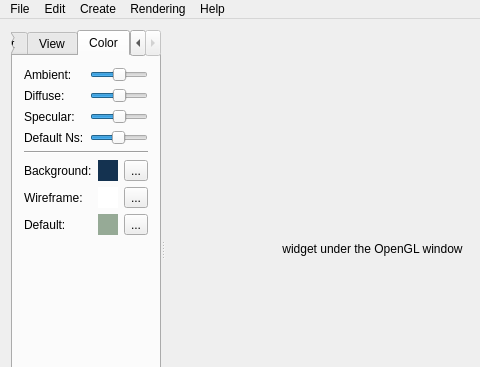
Qt form src/ui/main_window/main_window.ui (cppd/math) before a commit; both pictures show x 0 to 480 and y 0 to 367 of the 591 by 575 pixel window.
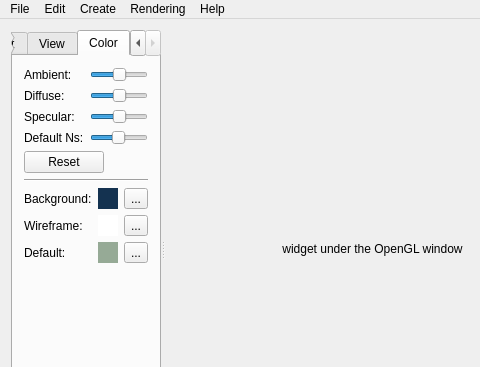
The same form after that commit. The open tabs and pages were chosen to show the change. Custom widgets are drawn as their Qt base class.

Commit message: edit the main window

What changed in the file:
```diff
--- a/src/ui/main_window/main_window.ui
+++ b/src/ui/main_window/main_window.ui
@@ -455,6 +455,30 @@
             </item>
            </layout>
           </item>
+          <item>
+           <layout class="QHBoxLayout" name="horizontalLayout_4">
+            <item>
+             <widget class="QPushButton" name="pushButton_ResetLighting">
+              <property name="text">
+               <string>Reset</string>
+              </property>
+             </widget>
+            </item>
+            <item>
+             <spacer name="horizontalSpacer_2">
+              <property name="orientation">
+               <enum>Qt::Horizontal</enum>
+              </property>
+              <property name="sizeHint" stdset="0">
+               <size>
+                <width>40</width>
+                <height>20</height>
+               </size>
+              </property>
+             </spacer>
+            </item>
+           </layout>
+          </item>
           <item>
            <widget class="Line" name="line_17">
             <property name="orientation">
```
The commit also changes 4 other files.
